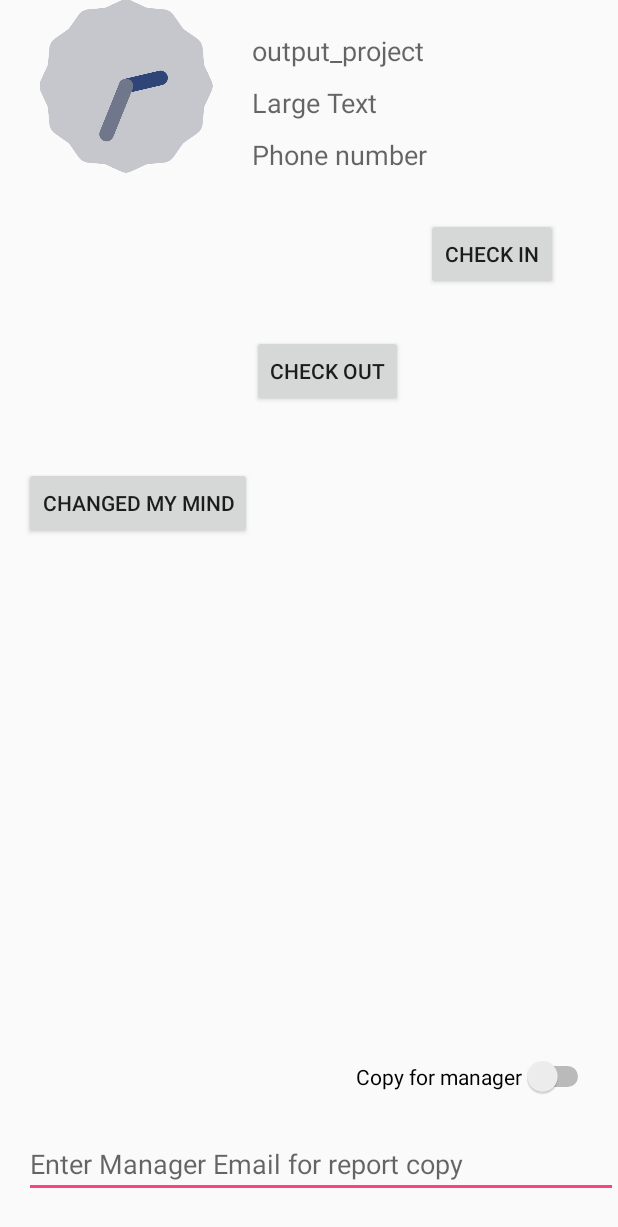
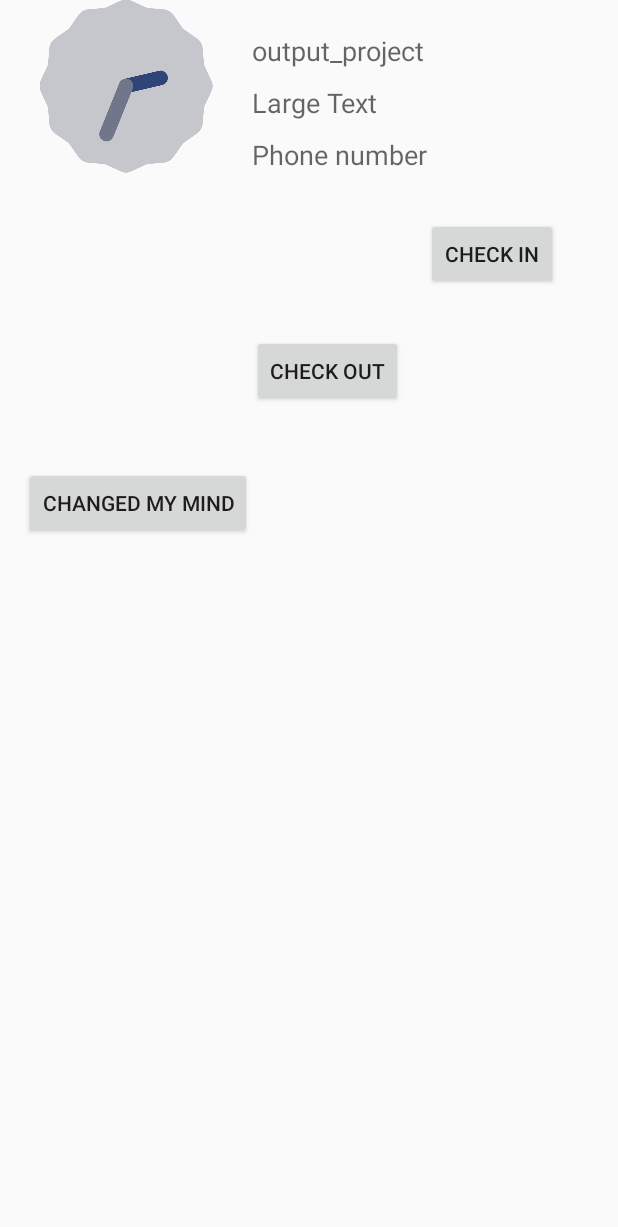
Before and after one commit to 026rus/ceapp, an Android app: the layout activity_check_in_out.xml on its own in the app's theme, with its tools: preview values and no code run, on a phone screen of 412 x 824 dp. Shown: the top 1227 px of the screen. Run offline under Robolectric (Android 15) with nearby library versions, the phone set to English and light mode, and no system bars.

Commit message:
fix manager email copy
move mamager email copy to out activity

```diff
--- a/app/src/main/res/layout/activity_check_in_out.xml
+++ b/app/src/main/res/layout/activity_check_in_out.xml
@@ -101,30 +101,4 @@
 		android:layout_toLeftOf = "@+id/btn_ChekOut"
 		android:layout_toStartOf = "@+id/btn_ChekOut"/>
 
-	<Switch
-		android:text = "Copy for manager"
-		android:layout_width = "wrap_content"
-		android:layout_height = "wrap_content"
-		android:id = "@+id/switchmanagercopy"
-		android:layout_above = "@+id/managerEmailCopy"
-		android:layout_alignParentRight = "true"
-		android:layout_alignParentEnd = "true"
-		android:layout_marginRight = "16dp"
-		android:layout_marginEnd = "16dp"
-		android:layout_marginBottom = "22dp"/>
-
-	<EditText
-		android:layout_width = "wrap_content"
-		android:layout_height = "wrap_content"
-		android:inputType = "textEmailAddress"
-		android:ems = "10"
-		android:layout_marginBottom = "25dp"
-		android:id = "@+id/managerEmailCopy"
-		android:layout_alignParentBottom = "true"
-		android:layout_alignParentRight = "true"
-		android:layout_alignParentEnd = "true"
-		android:hint="Enter Manager Email for report copy"
-		android:layout_alignLeft = "@+id/goback"
-		android:layout_alignStart = "@+id/goback"/>
-
 </RelativeLayout>
```
Also changed, not shown: app/src/main/java/com/example/borodin/cecheckinout/CheckInOutActivity.java (+0 -60 lines), app/src/main/java/com/example/borodin/cecheckinout/OutActivity.java (+71 -7 lines).
